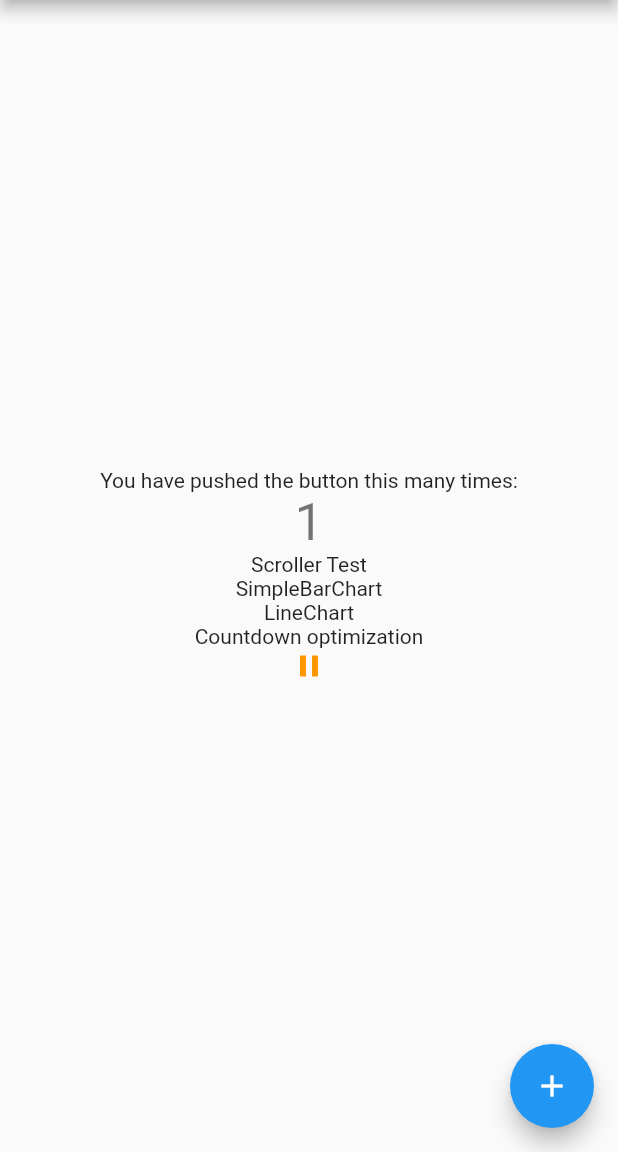
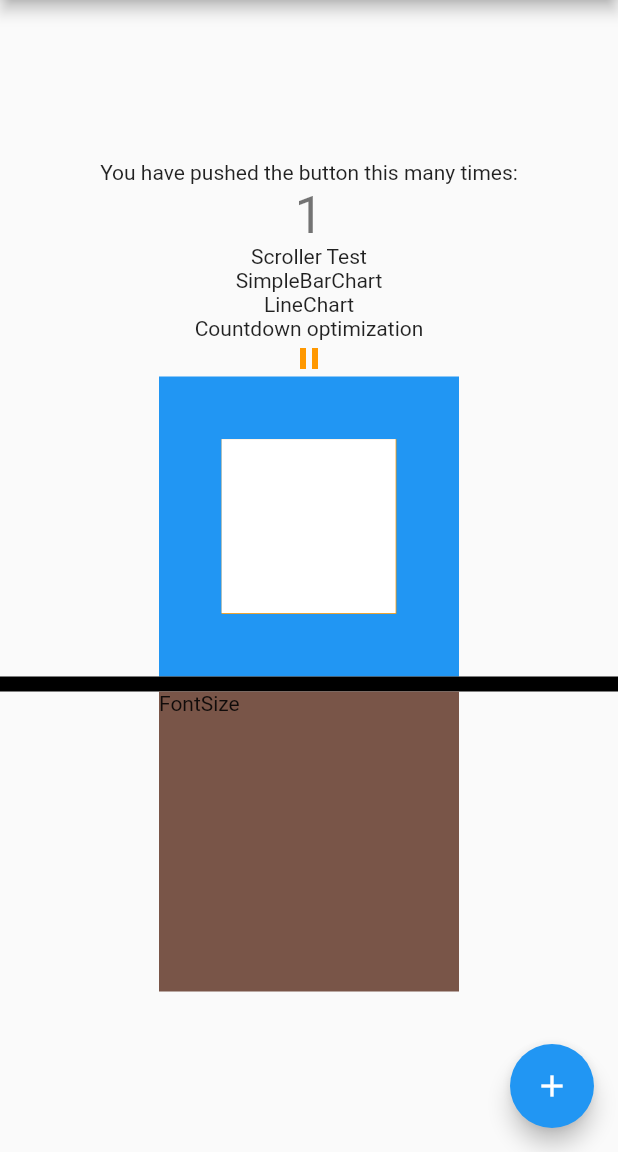
Before and after one commit to JimmyKent/FlutterCoding, a Flutter app: the screen it shows after launch, after a tap on the "add" icon, on a phone screen of 412 x 824 dp, the part 84-1236 px from its top. Run offline on Flutter 3.47's test engine with Material 2 defaults, Android fonts, the phone set to English and light mode, and no system bars; our stand-ins replace charts_flutter.

Commit message:
pixel_adapter

```diff
--- /dev/null
+++ b/lib/font_size.dart
@@ -0,0 +1,26 @@
+import 'package:flutter/material.dart';
+
+
+class FontSize extends StatefulWidget {
+  FontSize() {
+//    ScreenUtil.init(constraints)
+  }
+
+  @override
+  _FontSizeState createState() => _FontSizeState();
+}
+
+class _FontSizeState extends State<FontSize> {
+  @override
+  Widget build(BuildContext context) {
+
+    return Material(
+      child: Container(
+        color: Colors.orange,
+        child: Text('123'),
+      ),
+    );
+  }
+
+
+}
--- a/lib/main.dart
+++ b/lib/main.dart
@@ -1,9 +1,14 @@
+import 'dart:ui';
+
 import 'package:flutter/material.dart';
 import 'package:flutter/rendering.dart';
 import 'package:flutter_coding/countdown_opt.dart';
 import 'package:flutter_coding/simple_bar_chart.dart';
 
+import 'font_size.dart';
 import 'line_chart.dart';
+import 'pixel/Inner_widgets_flutter_binding.dart';
+import 'pixel2/pixel_adapt.dart';
 import 'scroller_page.dart';
 
 void main() {
@@ -11,6 +16,12 @@ void main() {
   // 在Android和iOS真机不能出现paint图,模拟器可以
   debugProfilePaintsEnabled = true;
   debugPaintLayerBordersEnabled = true;
+  PixelAdapter.initWidth(1242);
+
+//  InnerWidgetsFlutterBinding.initPixel(1242, 3);
+//  InnerWidgetsFlutterBinding.ensureInitialized()
+//    ..attachRootWidget(MyApp())
+//    ..scheduleWarmUpFrame();
   runApp(MyApp());
 }
 
@@ -64,6 +75,8 @@ class _MyHomePageState extends State<MyHomePage> with TickerProviderStateMixin {
   bool playing = false;
   AnimationController animCtrl;
   Animation<double> animation;
+  final GlobalKey globalKey1 = GlobalKey();
+  final GlobalKey globalKey2 = GlobalKey();
 
   @override
   void initState() {
@@ -173,7 +186,52 @@ class _MyHomePageState extends State<MyHomePage> with TickerProviderStateMixin {
                 color: Colors.orange,
                 progress: animation,
               ),
-            )
+            ),
+            Container(
+              key: globalKey1, //指定获取宽高的key
+              width: 200,
+              height: 200,
+              color: Colors.blue,
+              alignment: Alignment.center,
+              child: Stack(
+                alignment: Alignment.topLeft,
+                children: [
+                  Container(
+                    width: 180.9.px,
+                    height: 180.9.px,
+                    color: Colors.orange,
+                  ),
+                  Container(
+                    width: 180.1.px,
+                    height: 180.1.px,
+                    color: Colors.white,
+                  ),
+                ],
+              ),
+            ),
+            Container(
+              key: globalKey2, //指定获取宽高的key
+              width: 1000.9.px,
+              height: 10,
+              color: Colors.black,
+            ),
+            GestureDetector(
+              onTap: () {
+                Navigator.push(context, MaterialPageRoute<void>(
+                  settings: RouteSettings(),
+                  builder: (_) {
+                    return FontSize();
+                  },
+                ));
+                getWh();
+              },
+              child: Container(
+                width: 200,
+                height: 200,
+                color: Colors.brown,
+                child: Text('FontSize'),
+              ),
+            ),
           ],
         ),
       ),
@@ -184,4 +242,19 @@ class _MyHomePageState extends State<MyHomePage> with TickerProviderStateMixin {
       ), // This trailing comma makes auto-formatting nicer for build methods.
     );
   }
+
+  double fromPixel(int num) {
+    return num.px;
+  }
+
+  void getWh() {
+    final containerWidth = globalKey1.currentContext.size.width;
+    final containerHeight = globalKey1.currentContext.size.height;
+    //FadeTransition width is 480.0, height is 100.0
+    print('width is $containerWidth, height is $containerHeight ');
+
+    final MediaQueryData mediaQuery = MediaQueryData.fromWindow(window);
+    print('width is ${mediaQuery.size}');
+    PixelAdapter.debugString();
+  }
 }
--- /dev/null
+++ b/lib/pixel2/pixel_adapt.dart
@@ -0,0 +1,43 @@
+library dart.pixel_adapt;
+
+import 'dart:ui';
+import 'package:flutter/material.dart';
+
+extension PixelAdapter on num {
+  static final MediaQueryData _mediaQuery = MediaQueryData.fromWindow(window);
+
+  /// 这个值是dp值, 最后还要 * pixelRatio 才对
+  /// 这里不能用window.size是因为window.size获得的是px值,
+  /// 最后显示的时候,WidgetsFlutterBinding#createViewConfiguration会把我们写的值乘以devicePixelRatio
+  static final double _width = _mediaQuery.size.width;
+  static double _ratioW;
+
+  static void initWidth(int designWidth) {
+    _ratioW = _width / designWidth;
+  }
+
+  double get px {
+    assert(_ratioW != null, 'You should call initWidth first!');
+    return this * _ratioW;
+  }
+
+  static void debugString() {
+    print('_width: $_width, _ratioW: $_ratioW ${window.physicalSize}');
+  }
+}
+
+class Sample {
+  void main() {
+    PixelAdapter.initWidth(1242);
+    const int designWidth = 20; // 20px
+    final double realWidth = 20.px;
+    print('designWidth: $designWidth, realWidth: $realWidth');
+  }
+
+  Widget rectangle() {
+    return Container(
+      width: 20.px,
+      height: 20.px,
+    );
+  }
+}
```
Also changed, not shown: lib/pixel/Inner_widgets_flutter_binding.dart (added, +139 -0 lines), lib/screen/flutter_screenutil.dart (added, +10 -0 lines), lib/screen/main_zh.dart (added, +140 -0 lines), lib/screen/screenutil.dart (added, +123 -0 lines), lib/screen/screenutil_init.dart (added, +38 -0 lines), lib/screen/size_extension.dart (added, +30 -0 lines), 5 other files.
